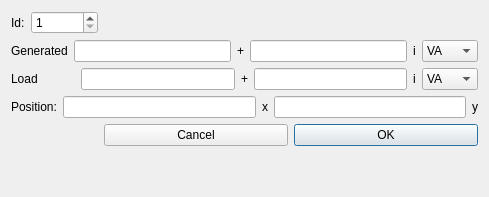
Before: the Qt Designer form QKflow/windowaddpq.ui in raulhuatuco/QuickFlow, drawn with Qt 5.
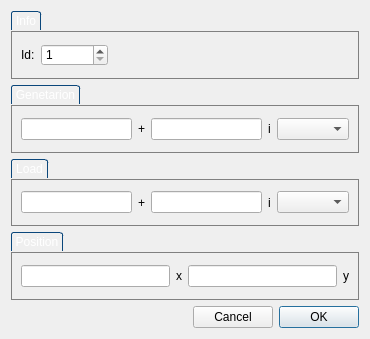
After: the same form once the commit is applied.

What changed in the file:
```diff
--- a/QKflow/windowaddpq.ui
+++ b/QKflow/windowaddpq.ui
@@ -9,12 +9,12 @@
    <rect>
     <x>0</x>
     <y>0</y>
-    <width>489</width>
-    <height>197</height>
+    <width>370</width>
+    <height>339</height>
    </rect>
   </property>
   <property name="sizePolicy">
-   <sizepolicy hsizetype="Fixed" vsizetype="Fixed">
+   <sizepolicy hsizetype="Expanding" vsizetype="Fixed">
     <horstretch>0</horstretch>
     <verstretch>0</verstretch>
    </sizepolicy>
@@ -28,8 +28,31 @@
   <property name="modal">
    <bool>false</bool>
   </property>
-  <layout class="QFormLayout" name="formLayout">
-   <item row="0" column="0">
+  <layout class="QVBoxLayout" name="verticalLayout">
+   <item>
+    <widget class="QGroupBox" name="groupBox_4">
+     <property name="styleSheet">
+      <string notr="true">QGroupBox {
+border: 1px solid gray;
+margin-top: 20px;
+}
+
+QGroupBox::title
+{
+    subcontrol-origin: margin;	
+    border-top-left-radius: 3px;
+    border-top-right-radius: 3px;
+    border: 1px solid #0b477b;
+    border-bottom: none;
+    background-color: qlineargradient(x1: 0, y1: 0, x2: 0, y2: 1,
+        stop: 0 #001520, stop: 1 #000809);
+    padding: 2 2px;
+    color: white;   
+}</string>
+     </property>
+     <property name="title">
+      <string>Info</string>
+     </property>
     <layout class="QHBoxLayout" name="horizontalLayout_2">
      <item>
       <widget class="QLabel" name="label">
@@ -51,17 +74,47 @@
        </property>
       </widget>
      </item>
-    </layout>
+      <item>
+       <spacer name="horizontalSpacer">
+        <property name="orientation">
+         <enum>Qt::Horizontal</enum>
+        </property>
+        <property name="sizeHint" stdset="0">
+         <size>
+          <width>40</width>
+          <height>20</height>
+         </size>
+        </property>
+       </spacer>
+      </item>
+     </layout>
+    </widget>
    </item>
-   <item row="1" column="0" colspan="2">
+   <item>
+    <widget class="QGroupBox" name="groupBox">
+     <property name="styleSheet">
+      <string notr="true">QGroupBox {
+border: 1px solid gray;
+margin-top: 20px;
+}
+
+QGroupBox::title
+{
+    subcontrol-origin: margin;	
+    border-top-left-radius: 3px;
+    border-top-right-radius: 3px;
+    border: 1px solid #0b477b;
+    border-bottom: none;
+    background-color: qlineargradient(x1: 0, y1: 0, x2: 0, y2: 1,
+        stop: 0 #001520, stop: 1 #000809);
+    padding: 2 2px;
+    color: white;   
+}</string>
+     </property>
+     <property name="title">
+      <string>Genetarion</string>
+     </property>
     <layout class="QHBoxLayout" name="horizontalLayout_3">
-     <item>
-      <widget class="QLabel" name="label_2">
-       <property name="text">
-        <string>Generated</string>
-       </property>
-      </widget>
-     </item>
      <item>
       <widget class="QLineEdit" name="Pgen">
        <property name="toolTip">
@@ -97,40 +150,36 @@
       </widget>
      </item>
      <item>
-      <widget class="QComboBox" name="GenerationUnity">
-       <item>
-        <property name="text">
-         <string>VA</string>
-        </property>
-       </item>
-       <item>
-        <property name="text">
-         <string>KVA</string>
-        </property>
-       </item>
-       <item>
-        <property name="text">
-         <string>MVA</string>
-        </property>
-       </item>
-       <item>
-        <property name="text">
-         <string>GVA</string>
-        </property>
-       </item>
-      </widget>
-     </item>
-    </layout>
-   </item>
-   <item row="2" column="0" colspan="2">
-    <layout class="QHBoxLayout" name="horizontalLayout_8">
-     <item>
-      <widget class="QLabel" name="label_9">
-       <property name="text">
-        <string>Load           </string>
-       </property>
-      </widget>
-     </item>
+       <widget class="QComboBox" name="GenerationUnity"/>
+      </item>
+     </layout>
+    </widget>
+   </item>
+   <item>
+    <widget class="QGroupBox" name="groupBox_2">
+     <property name="styleSheet">
+      <string notr="true">QGroupBox {
+border: 1px solid gray;
+margin-top: 20px;
+}
+
+QGroupBox::title
+{
+    subcontrol-origin: margin;	
+    border-top-left-radius: 3px;
+    border-top-right-radius: 3px;
+    border: 1px solid #0b477b;
+    border-bottom: none;
+    background-color: qlineargradient(x1: 0, y1: 0, x2: 0, y2: 1,
+        stop: 0 #001520, stop: 1 #000809);
+    padding: 2 2px;
+    color: white;   
+}</string>
+     </property>
+     <property name="title">
+      <string>Load</string>
+     </property>
+     <layout class="QHBoxLayout" name="horizontalLayout_4">
      <item>
       <widget class="QLineEdit" name="Pload">
        <property name="toolTip">
@@ -166,40 +215,36 @@
       </widget>
      </item>
      <item>
-      <widget class="QComboBox" name="LoadUnity">
-       <item>
-        <property name="text">
-         <string>VA</string>
-        </property>
-       </item>
-       <item>
-        <property name="text">
-         <string>KVA</string>
-        </property>
-       </item>
-       <item>
-        <property name="text">
-         <string>MVA</string>
-        </property>
-       </item>
-       <item>
-        <property name="text">
-         <string>GVA</string>
-        </property>
-       </item>
-      </widget>
-     </item>
-    </layout>
-   </item>
-   <item row="3" column="0" colspan="2">
-    <layout class="QHBoxLayout" name="horizontalLayout_7">
-     <item>
-      <widget class="QLabel" name="label_6">
-       <property name="text">
-        <string>Position:</string>
-       </property>
-      </widget>
-     </item>
+       <widget class="QComboBox" name="LoadUnity"/>
+      </item>
+     </layout>
+    </widget>
+   </item>
+   <item>
+    <widget class="QGroupBox" name="groupBox_3">
+     <property name="styleSheet">
+      <string notr="true">QGroupBox {
+border: 1px solid gray;
+margin-top: 20px;
+}
+
+QGroupBox::title
+{
+    subcontrol-origin: margin;	
+    border-top-left-radius: 3px;
+    border-top-right-radius: 3px;
+    border: 1px solid #0b477b;
+    border-bottom: none;
+    background-color: qlineargradient(x1: 0, y1: 0, x2: 0, y2: 1,
+        stop: 0 #001520, stop: 1 #000809);
+    padding: 2 2px;
+    color: white;   
+}</string>
+     </property>
+     <property name="title">
+      <string>Position</string>
+     </property>
+     <layout class="QHBoxLayout" name="horizontalLayout_5">
      <item>
       <widget class="QLineEdit" name="Px"/>
      </item>
@@ -221,9 +266,29 @@
       </widget>
      </item>
     </layout>
+    </widget>
    </item>
-   <item row="4" column="1">
+   <item>
     <layout class="QHBoxLayout" name="horizontalLayout">
+     <property name="sizeConstraint">
+      <enum>QLayout::SetNoConstraint</enum>
+     </property>
+     <item>
+      <spacer name="horizontalSpacer_2">
+       <property name="orientation">
+        <enum>Qt::Horizontal</enum>
+       </property>
+       <property name="sizeType">
+        <enum>QSizePolicy::Expanding</enum>
+       </property>
+       <property name="sizeHint" stdset="0">
+        <size>
+         <width>40</width>
+         <height>20</height>
+        </size>
+       </property>
+      </spacer>
+     </item>
      <item>
       <widget class="QPushButton" name="btnCancel">
        <property name="focusPolicy">
```
Lines whose indentation alone changed are shown as unchanged.
